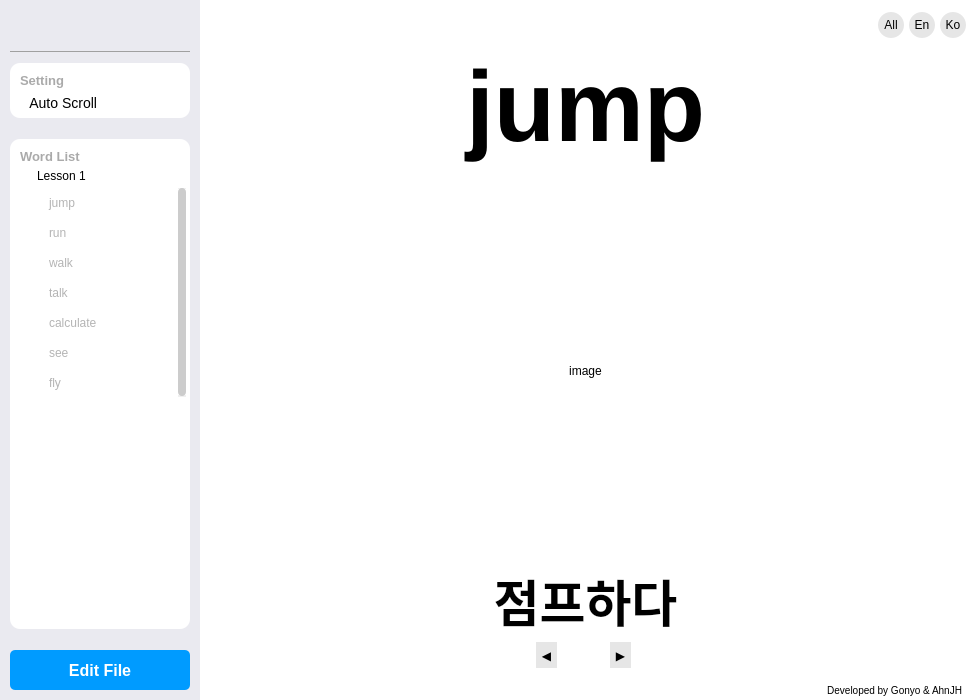
Before: the Qt Designer form main.ui in gonyo1/VisualVocaApp, drawn with Qt 5.
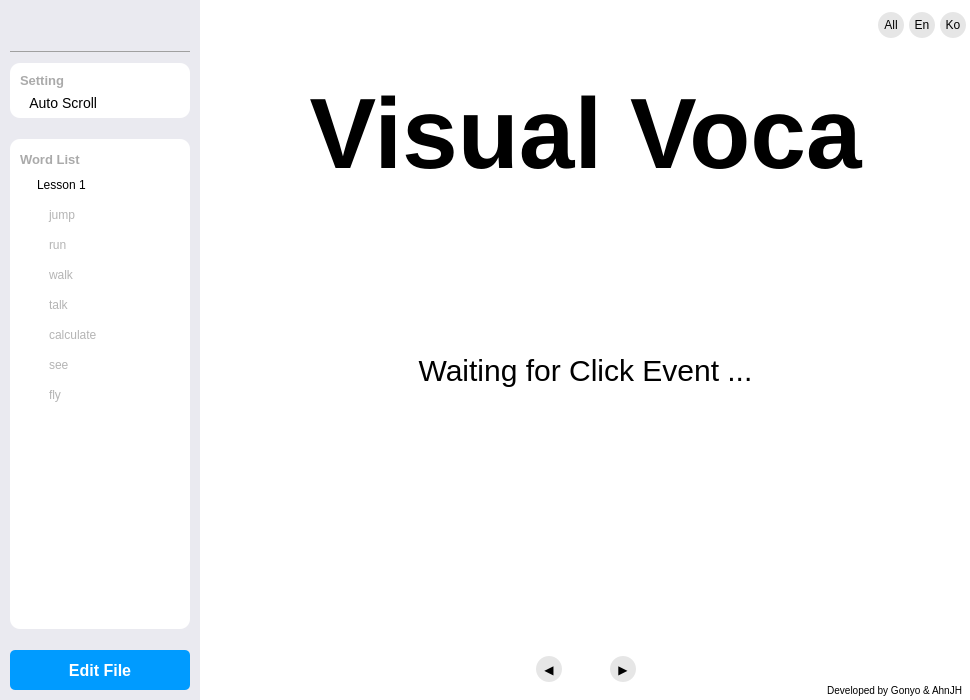
After: the same form once the commit is applied.

The edit to the form file:
```diff
--- a/main.ui
+++ b/main.ui
@@ -6,13 +6,13 @@
    <rect>
     <x>0</x>
     <y>0</y>
-    <width>971</width>
+    <width>970</width>
     <height>700</height>
    </rect>
   </property>
   <property name="minimumSize">
    <size>
-    <width>900</width>
+    <width>970</width>
     <height>700</height>
    </size>
   </property>
@@ -128,9 +128,8 @@
 text-align: Left;
 }
 #mb_voca_total_title {
-margin: 10px;
-margin-bottom: 0px;
-padding-left: 0px;
+margin: 0px;
+padding: 10px 0px 0px 10px;
 }
 
 /* QScrollWidget PushButton part ------------------ */
@@ -139,6 +138,7 @@
 }
 QScrollArea .QPushButton {
 margin: 5px 10px 5px 10px;
+padding: 0px;
 color: black;
 text-align: left;
 }
@@ -445,6 +445,12 @@
          <verstretch>0</verstretch>
         </sizepolicy>
        </property>
+       <property name="verticalScrollBarPolicy">
+        <enum>Qt::ScrollBarAlwaysOff</enum>
+       </property>
+       <property name="horizontalScrollBarPolicy">
+        <enum>Qt::ScrollBarAlwaysOff</enum>
+       </property>
        <property name="widgetResizable">
         <bool>true</bool>
        </property>
@@ -454,7 +460,7 @@
           <x>0</x>
           <y>0</y>
           <width>180</width>
-          <height>492</height>
+          <height>486</height>
          </rect>
         </property>
         <property name="sizePolicy">
@@ -482,7 +488,7 @@
          <item>
           <widget class="QLabel" name="mb_voca_total_title">
            <property name="sizePolicy">
-            <sizepolicy hsizetype="Preferred" vsizetype="Preferred">
+            <sizepolicy hsizetype="Fixed" vsizetype="Fixed">
              <horstretch>0</horstretch>
              <verstretch>0</verstretch>
             </sizepolicy>
@@ -490,7 +496,7 @@
            <property name="minimumSize">
             <size>
              <width>0</width>
-             <height>20</height>
+             <height>31</height>
             </size>
            </property>
            <property name="maximumSize">
@@ -518,18 +524,15 @@
          </item>
          <item>
           <widget class="QWidget" name="mb_voca_widget_0" native="true">
+           <property name="enabled">
+            <bool>false</bool>
+           </property>
            <property name="sizePolicy">
-            <sizepolicy hsizetype="Preferred" vsizetype="Expanding">
+            <sizepolicy hsizetype="Preferred" vsizetype="Minimum">
              <horstretch>0</horstretch>
              <verstretch>0</verstretch>
             </sizepolicy>
            </property>
-           <property name="maximumSize">
-            <size>
-             <width>16777215</width>
-             <height>300</height>
-            </size>
-           </property>
            <layout class="QVBoxLayout" name="mb_voca_widget_verticalLayout">
             <property name="spacing">
              <number>0</number>
@@ -551,7 +554,18 @@
             </property>
             <item>
              <widget class="QWidget" name="mb_voca_button_adj_0" native="true">
-              <layout class="QHBoxLayout" name="button_horizontalLayout_4">
+              <property name="maximumSize">
+               <size>
+                <width>16777215</width>
+                <height>30</height>
+               </size>
+              </property>
+              <property name="styleSheet">
+               <string notr="true">QWidget:hover {
+background-color: rgb(204, 227, 249);
+}</string>
+              </property>
+              <layout class="QHBoxLayout" name="button_horizontalLayout_0">
                <property name="spacing">
                 <number>0</number>
                </property>
@@ -613,7 +627,7 @@
                   <bool>true</bool>
                  </property>
                  <property name="checked">
-                  <bool>true</bool>
+                  <bool>false</bool>
                  </property>
                 </widget>
                </item>
@@ -622,8 +636,11 @@
             </item>
             <item>
              <widget class="QListWidget" name="mb_voca_word_adj_0">
+              <property name="enabled">
+               <bool>false</bool>
+              </property>
               <property name="sizePolicy">
-               <sizepolicy hsizetype="Preferred" vsizetype="MinimumExpanding">
+               <sizepolicy hsizetype="Preferred" vsizetype="Preferred">
                 <horstretch>0</horstretch>
                 <verstretch>0</verstretch>
                </sizepolicy>
@@ -746,22 +763,6 @@
            </layout>
           </widget>
          </item>
-         <item>
-          <spacer name="mb_voca_scroll_spacer">
-           <property name="orientation">
-            <enum>Qt::Vertical</enum>
-           </property>
-           <property name="sizeType">
-            <enum>QSizePolicy::Expanding</enum>
-           </property>
-           <property name="sizeHint" stdset="0">
-            <size>
-             <width>20</width>
-             <height>40</height>
-            </size>
-           </property>
-          </spacer>
-         </item>
         </layout>
        </widget>
       </widget>
@@ -806,11 +807,13 @@
 #mb_show_btns_adj .QPushButton {
 font: 12px;
 padding: 0px;
-margin: 0px 5px 0px 0px;
 background-color: rgb(230, 230, 230);
 border-radius: 13px;
 text-align: center;
 }
+#mb_show_top_bar .QPushButton {
+margin: 0px 5px 0px 0px;
+}
 #mb_show_top_bar .QPushButton:hover,
 #mb_show_btns_adj .QPushButton:hover {
 background-color: rgba(0, 155, 255, 80);
@@ -826,6 +829,9 @@
 font: 50px;
 font-weight: bold;
 }
+#mb_show_image_adj {
+font: 30px;
+}
 #mb_show_dev {
 background-color: transparent;
 font: 10px;
@@ -835,7 +841,7 @@
      <property name="geometry">
       <rect>
        <x>0</x>
-       <y>640</y>
+       <y>654</y>
        <width>771</width>
        <height>30</height>
       </rect>
@@ -910,7 +916,7 @@
            <property name="maximumSize">
             <size>
              <width>26</width>
-             <height>16777215</height>
+             <height>26</height>
             </size>
            </property>
            <property name="text">
@@ -942,7 +948,7 @@
            <property name="maximumSize">
             <size>
              <width>26</width>
-             <height>16777215</height>
+             <height>26</height>
             </size>
            </property>
            <property name="text">
@@ -974,17 +980,17 @@
        <x>0</x>
        <y>50</y>
        <width>771</width>
-       <height>141</height>
+       <height>140</height>
       </rect>
      </property>
      <property name="styleSheet">
       <string notr="true"/>
      </property>
      <property name="text">
-      <string>jump</string>
+      <string>Visual Voca</string>
      </property>
      <property name="alignment">
-      <set>Qt::AlignHCenter|Qt::AlignTop</set>
+      <set>Qt::AlignBottom|Qt::AlignHCenter</set>
      </property>
     </widget>
     <widget class="QLabel" name="mb_show_image_adj">
@@ -1000,7 +1006,7 @@
       <string notr="true"/>
      </property>
      <property name="text">
-      <string>image</string>
+      <string>Waiting for Click Event ...</string>
      </property>
      <property name="alignment">
       <set>Qt::AlignCenter</set>
@@ -1016,7 +1022,7 @@
       </rect>
      </property>
      <property name="text">
-      <string>점프하다</string>
+      <string/>
      </property>
      <property name="alignment">
       <set>Qt::AlignCenter</set>
```
Left out of the diff: 5 changed lines with no effect on the pictures.
